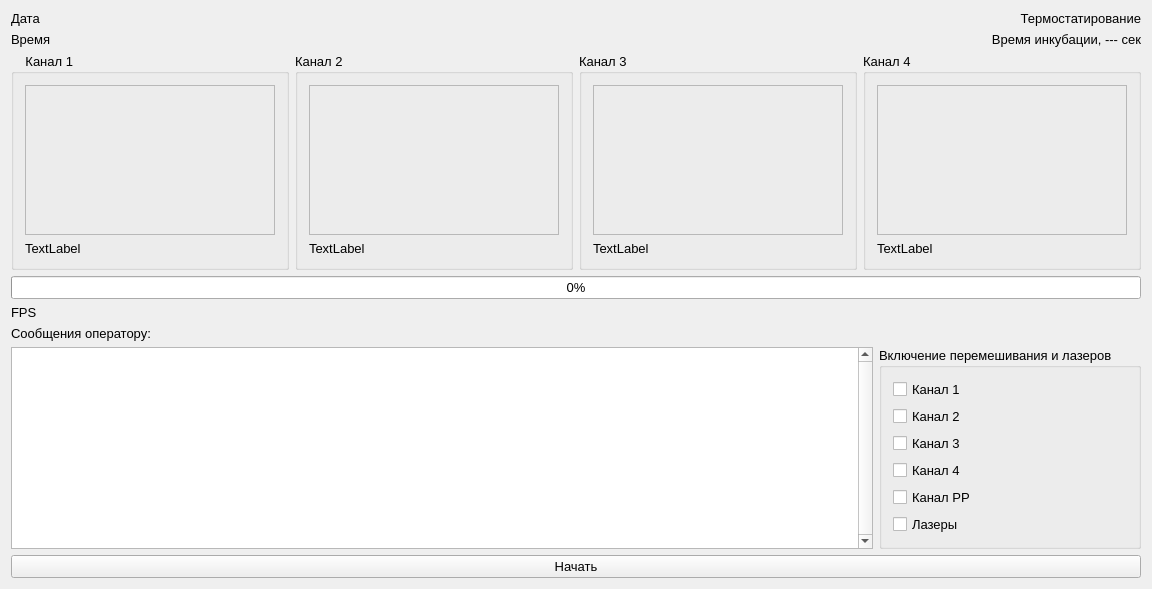
This is widget.ui in krang4d/Agrekola as Qt 5 draws it before an edit. The edited form follows.
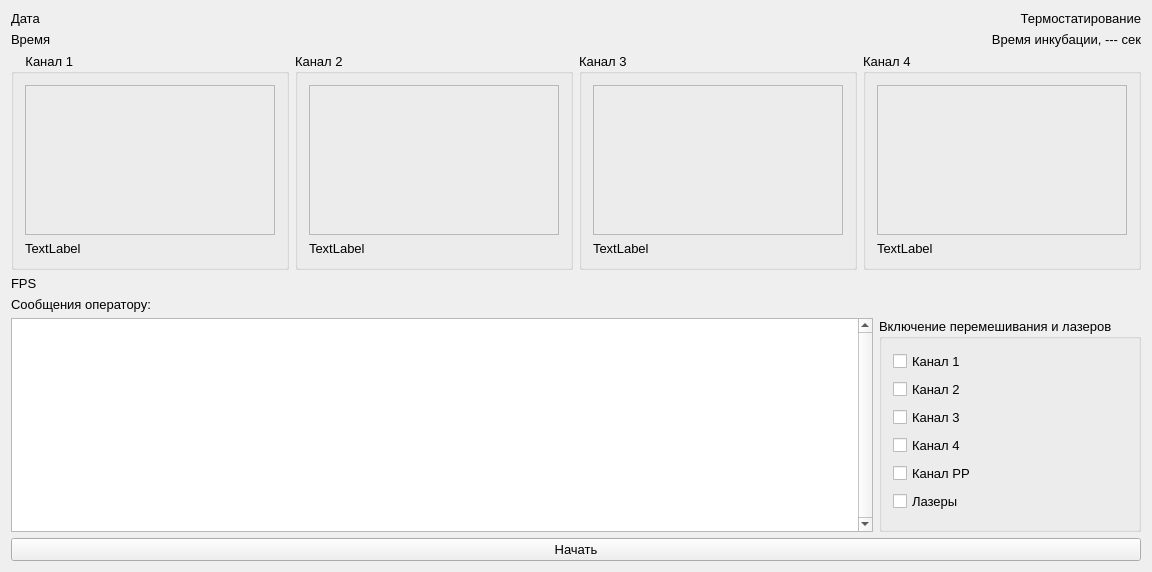
This is the edited form. Custom widgets are drawn as their Qt base class.

```diff
--- a/widget.ui
+++ b/widget.ui
@@ -7,7 +7,7 @@
     <x>0</x>
     <y>0</y>
     <width>1118</width>
-    <height>550</height>
+    <height>572</height>
    </rect>
   </property>
   <property name="font">
@@ -22,28 +22,6 @@
   </property>
   <layout class="QGridLayout" name="gridLayout">
    <item row="2" column="0">
-    <widget class="QProgressBar" name="progressBar">
-     <property name="enabled">
-      <bool>true</bool>
-     </property>
-     <property name="value">
-      <number>0</number>
-     </property>
-     <property name="alignment">
-      <set>Qt::AlignCenter</set>
-     </property>
-     <property name="textVisible">
-      <bool>true</bool>
-     </property>
-     <property name="orientation">
-      <enum>Qt::Horizontal</enum>
-     </property>
-     <property name="format">
-      <string>%p%</string>
-     </property>
-    </widget>
-   </item>
-   <item row="3" column="0">
     <widget class="QLabel" name="label_fps">
      <property name="text">
       <string>FPS</string>
@@ -51,6 +29,13 @@
     </widget>
    </item>
    <item row="5" column="0">
+    <widget class="QPushButton" name="pushButton">
+     <property name="text">
+      <string>Начать</string>
+     </property>
+    </widget>
+   </item>
+   <item row="4" column="0">
     <layout class="QHBoxLayout" name="horizontalLayout">
      <item>
       <widget class="QTextEdit" name="textEdit">
@@ -202,14 +187,7 @@
      </item>
     </layout>
    </item>
-   <item row="6" column="0">
-    <widget class="QPushButton" name="pushButton">
-     <property name="text">
-      <string>Начать</string>
-     </property>
-    </widget>
-   </item>
-   <item row="4" column="0">
+   <item row="3" column="0">
     <widget class="QLabel" name="label_5">
      <property name="text">
       <string>Сообщения оператору:</string>
```
Left out of the diff: 1 changed line with no effect on the pictures.
